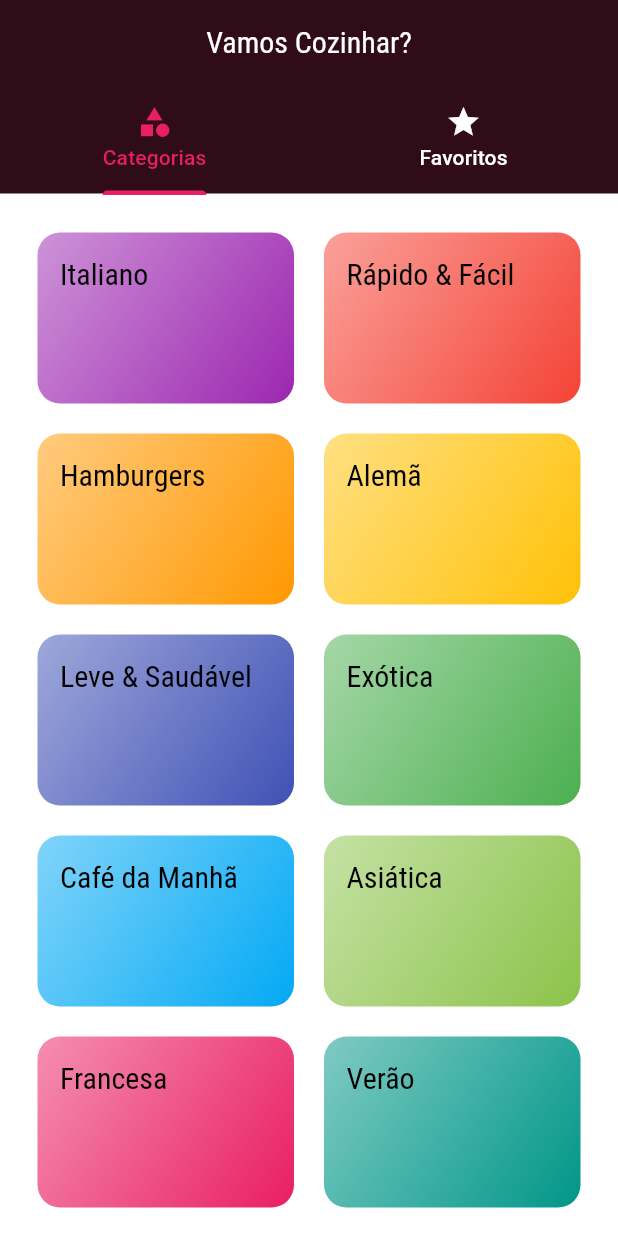
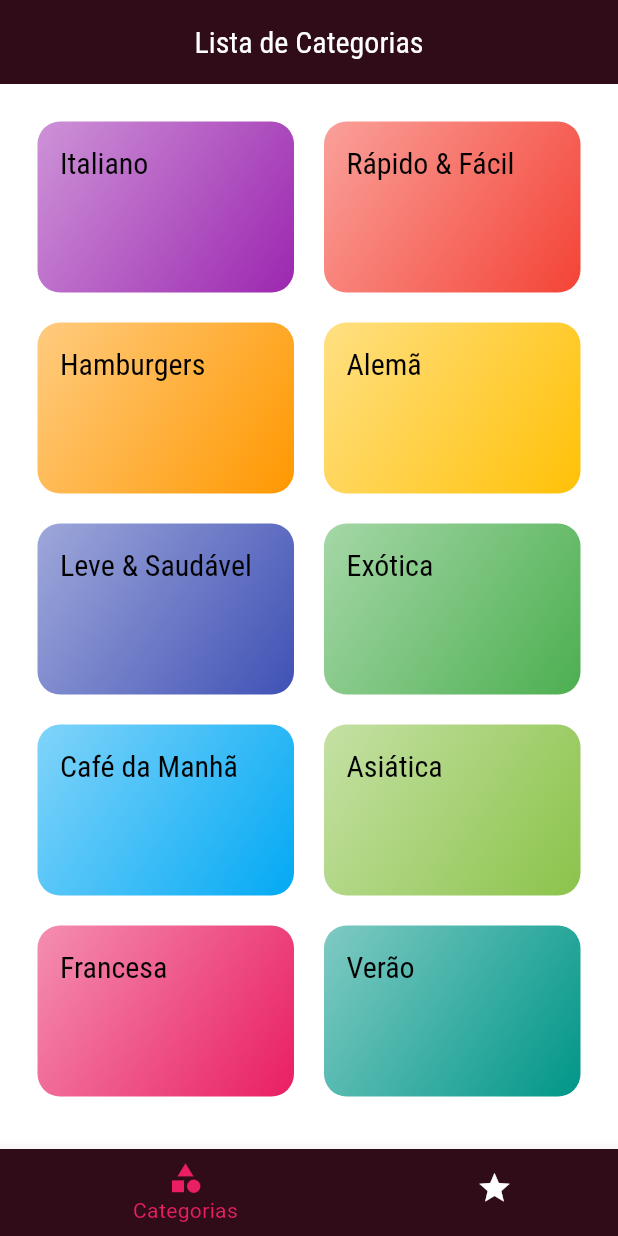
Before and after one commit to Arnaldo-fs/projeto_meal, a Flutter app: the screen it shows after launch, on a phone screen of 412 x 824 dp. Run offline on Flutter 3.47's test engine with Material 3 defaults, Android fonts, the phone set to English and light mode, and no system bars.

```diff
--- a/lib/components/category_item.dart
+++ b/lib/components/category_item.dart
@@ -11,9 +11,8 @@ class CategoryItem extends StatelessWidget {
   }) : super(key: key);
 
   void _selectCategory(BuildContext context) {
-    Navigator.of(context).pushNamed(
-        AppRoutes.CATEGORIES_MEALS,
-        arguments: category);
+    Navigator.of(context)
+        .pushNamed(AppRoutes.CATEGORIES_MEALS, arguments: category);
   }
 
   @override
@@ -32,7 +31,7 @@ class CategoryItem extends StatelessWidget {
           borderRadius: BorderRadius.circular(15),
           gradient: LinearGradient(
             colors: [
-              category.color.withOpacity(0.5),
+              category.color.withValues(alpha: 0.5),
               category.color,
             ],
             begin: Alignment.topLeft,
--- a/lib/screens/favorite_screen.dart
+++ b/lib/screens/favorite_screen.dart
@@ -4,7 +4,7 @@ class FavoriteScreen extends StatelessWidget {
   @override
   Widget build(BuildContext context) {
     return Center(
-      child: Text('Minhas Rfeições Favoritas!'),
+      child: Text('Minhas Refeições Favoritas!'),
     );
   }
 }
--- a/lib/screens/tabs_screen.dart
+++ b/lib/screens/tabs_screen.dart
@@ -2,39 +2,60 @@ import 'package:flutter/material.dart';
 import 'package:meals/screens/categories_screen.dart';
 import 'package:meals/screens/favorite_screen.dart';
 
-class TabsScreen extends StatelessWidget {
+class TabsScreen extends StatefulWidget {
+  @override
+  State<TabsScreen> createState() => _TabsScreenState();
+}
+
+class _TabsScreenState extends State<TabsScreen> {
+  int _selectedScreenIndex = 0;
+
+  final List<Map<String, Object>> _screens = [
+    {
+      'title': 'Lista de Categorias',
+      'screen': CategoriesScreen(),
+    },
+    {
+      'title': 'Meus Favoritos',
+      'screen': FavoriteScreen(),
+    },
+  ];
+
+  void _selectScreen(int index) {
+    setState(() {
+      _selectedScreenIndex = index;
+    });
+  }
+
   @override
   Widget build(BuildContext context) {
-    return DefaultTabController(
-      length: 2,
-      child: Scaffold(
+    return Scaffold(
       appBar: AppBar(
         centerTitle: true,
         foregroundColor: Colors.white,
         backgroundColor: const Color.fromARGB(255, 48, 12, 24),
-          title: Text('Vamos Cozinhar?'),
-          bottom: TabBar(
-            labelColor: Colors.pink, // Cor do ícone/texto selecionado
-            unselectedLabelColor:
-                Colors.white, // Cor dos ícones/textos não selecionados
-            tabs: [
-              Tab(
+        title: Text(_screens[_selectedScreenIndex]['title'] as String),
+      ),
+      body: _screens[_selectedScreenIndex]['screen'] as Widget,
+      bottomNavigationBar: BottomNavigationBar(
+        backgroundColor: const Color.fromARGB(255, 48, 12, 24),
+        selectedItemColor: Colors.pink,
+        unselectedItemColor: Colors.white,
+        currentIndex: _selectedScreenIndex,
+        onTap: _selectScreen,
+        type: BottomNavigationBarType.shifting,
+        items: const [
+          BottomNavigationBarItem(
+            backgroundColor: Color.fromARGB(255, 48, 12, 24),
             icon: Icon(Icons.category),
-                text: 'Categorias',
+            label: 'Categorias',
           ),
-              Tab(
+          BottomNavigationBarItem(
+            backgroundColor: Color.fromARGB(255, 48, 12, 24),
             icon: Icon(Icons.star),
-                text: 'Favoritos',
+            label: 'Favoritos',
           ),
         ],
-          ),
-        ),
-        body: TabBarView(
-          children: [
-            CategoriesScreen(),
-            FavoriteScreen(),
-          ],
-        ),
       ),
     );
   }
```
Lines whose indentation alone changed are shown as unchanged.
